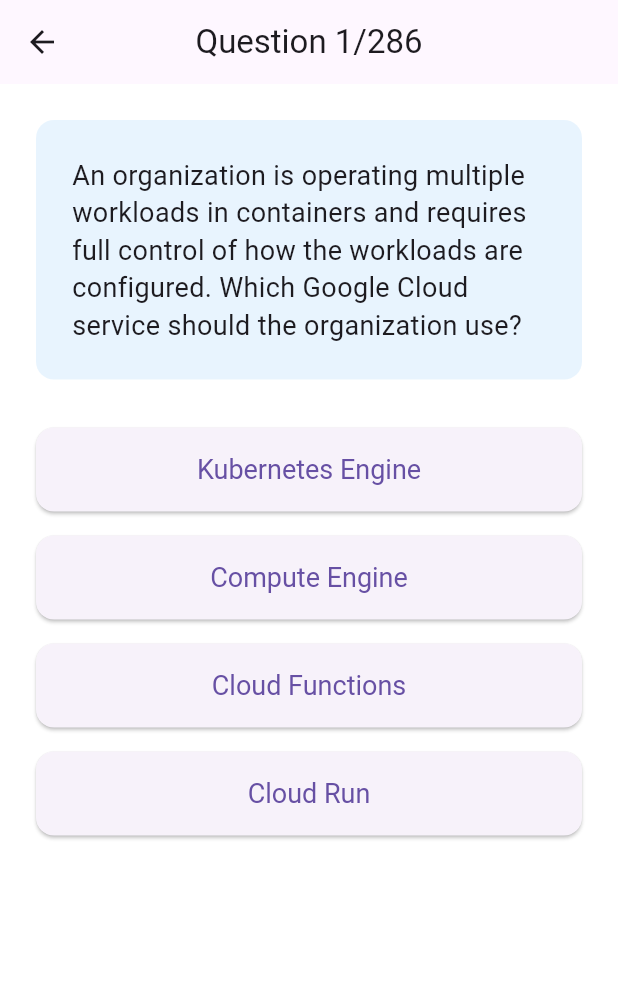
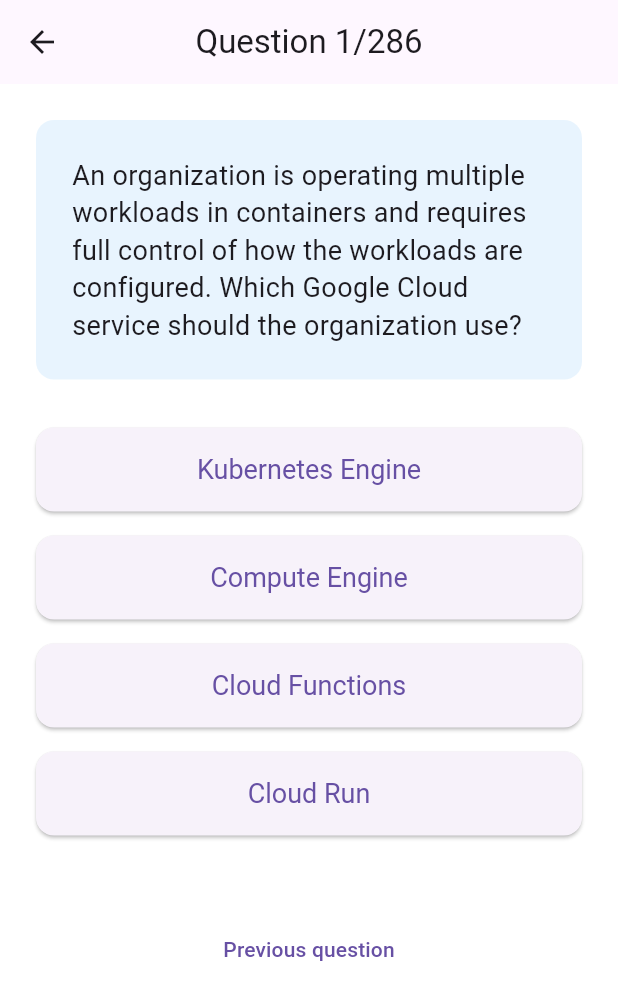
Before and after one commit to PatZdz/Cloud-Quiz, a Flutter app: the QuizScreen screen opened directly, on a phone screen of 412 x 824 dp. Shown: the top 1000 px of the screen. Run offline on Flutter 3.47's test engine with Material 3 defaults, Android fonts, the phone set to English and light mode, and no system bars; our stand-ins replace hive, hive_flutter; accounts and stored records are empty.

Commit message:
Added Reapeat Mistakes to results screen instead of next quiz. Addred TextButton to Quiz screen Previous Question

```diff
--- a/lib/screens/quiz_screen.dart
+++ b/lib/screens/quiz_screen.dart
@@ -11,12 +11,12 @@
   final List<Question>? predefinedQuestions;
   final List<int>? selectedQuestionIds;
 
-  const QuizScreen({super.key,
+  QuizScreen({
     this.questionCount,
     this.selectedQuestionIds,
   }) : predefinedQuestions = null;
 
-  const QuizScreen.withQuestions({super.key, required List<Question> questions})
+  QuizScreen.withQuestions({required List<Question> questions})
       : predefinedQuestions = questions,
         questionCount = questions.length,
         selectedQuestionIds = null;
@@ -110,12 +110,12 @@
       ),
       body: SingleChildScrollView(
         child: Padding(
-          padding: const EdgeInsets.all(AppConstants.defaultPadding),
+          padding: EdgeInsets.all(AppConstants.defaultPadding),
           child: Column(
             crossAxisAlignment: CrossAxisAlignment.stretch,
             children: <Widget>[
               Container(
-                padding: const EdgeInsets.all(AppConstants.defaultPadding),
+                padding: EdgeInsets.all(AppConstants.defaultPadding),
                 decoration: BoxDecoration(
                   color: Colors.blue.withOpacity(0.1),
                   borderRadius: BorderRadius.circular(AppConstants.defaultBorderRadius),
@@ -125,10 +125,10 @@
                   children: [
                     Text(
                       currentQuestion.question,
-                      style: const TextStyle(fontSize: 18.0, height: 1.4),
+                      style: TextStyle(fontSize: 18.0, height: 1.4),
                     ),
                     if (currentQuestion.secondCorrectAnswerIndex != null)
-                      const Padding(
+                      Padding(
                         padding: EdgeInsets.only(top: 8.0),
                         child: Text(
                           'Choose two correct answers',
@@ -141,26 +141,40 @@
                   ],
                 ),
               ),
-              const SizedBox(height: AppConstants.defaultSpacing * 2),
+              SizedBox(height: AppConstants.defaultSpacing * 2),
               ...options.asMap().entries.map((entry) {
                 int index = entry.key;
                 String text = entry.value;
                 bool isSelected = temporaryAnswers.contains(index);
 
                 return Padding(
-                  padding: const EdgeInsets.only(bottom: AppConstants.defaultSpacing),
+                  padding: EdgeInsets.only(bottom: AppConstants.defaultSpacing),
                   child: AppButton(
                     text: text,
                     isSelected: isSelected,
                     onPressed: () => selectAnswer(index),
                   ),
                 );
-              }),
+              }).toList(),
+              SizedBox(height: AppConstants.defaultSpacing),
               const SizedBox(height: AppConstants.defaultSpacing),
+              AppTextButton(
+                text: 'Previous question',
+                onPressed: currentQuestionIndex > 0
+                  ? () {
+                      setState(() {
+                        currentQuestionIndex--;
+                        temporaryAnswers.clear();
+                        if (selectedAnswers.isNotEmpty) {
+                          selectedAnswers.removeLast();
+                        }
+                      });
+                    }
+                  : () {}, // Provide empty function when disabled
+              ),
             ],
           ),
         ),
       ),
     );
-  }
-}
+  }}
--- a/lib/screens/result_screen.dart
+++ b/lib/screens/result_screen.dart
@@ -87,15 +87,40 @@
             ),
             const SizedBox(height: AppConstants.defaultSpacing),
             AppButton(
-              text: 'Next Quiz',
+              text: 'Repeat mistakes',
               onPressed: () {
+                List<Question> incorrectQuestions = [];
+                for (int i = 0; i < quizResult.questions.length; i++) {
+                  Question question = quizResult.questions[i];
+                  List<int> userAnswers = quizResult.selectedAnswers[i];
+                  bool isCorrect;
+
+                  if (question.secondCorrectAnswerIndex != null) {
+                    List<int> correctAnswers = [
+                      question.correctAnswerIndex,
+                      question.secondCorrectAnswerIndex!
+                    ];
+                    isCorrect = userAnswers.toSet().containsAll(correctAnswers) &&
+                        userAnswers.length == correctAnswers.length;
+                  } else {
+                    isCorrect = userAnswers.isNotEmpty &&
+                        userAnswers[0] == question.correctAnswerIndex;
+                  }
+
+                  if (!isCorrect) {
+                    incorrectQuestions.add(question);
+                  }
+                }
+
+                if (incorrectQuestions.isNotEmpty) {
                   Navigator.pushReplacement(
                     context,
                     MaterialPageRoute(
                       builder: (context) =>
-                        QuizScreen(questionCount: quizResult.questions.length),
+                          QuizScreen.withQuestions(questions: incorrectQuestions),
                     ),
                   );
+                }
               },
             ),
             const SizedBox(height: AppConstants.defaultSpacing),
@@ -104,8 +129,7 @@
               onPressed: () {
                 Navigator.popUntil(context, (route) => route.isFirst);
               },
-            ),
-            const SizedBox(height: AppConstants.defaultSpacing),
+            ),            const SizedBox(height: AppConstants.defaultSpacing),
           ],
         ),
       ),
```
Lines whose indentation alone changed are shown as unchanged.
